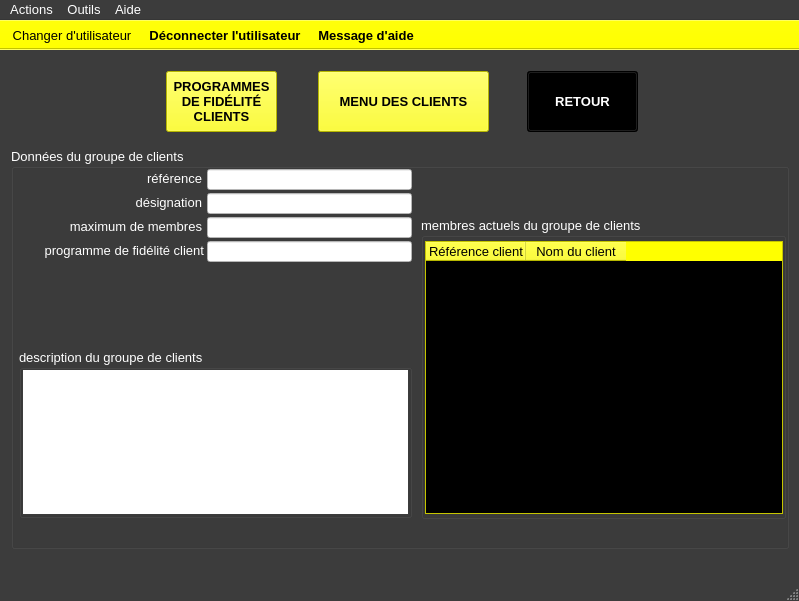
This is ui/crm/details/yeroth-erp-details-dun-groupe-de-clients-window.ui in xnoumbissinoundou/yeroth-erp-3.0 as Qt 5 draws it before an edit. The edited form follows.
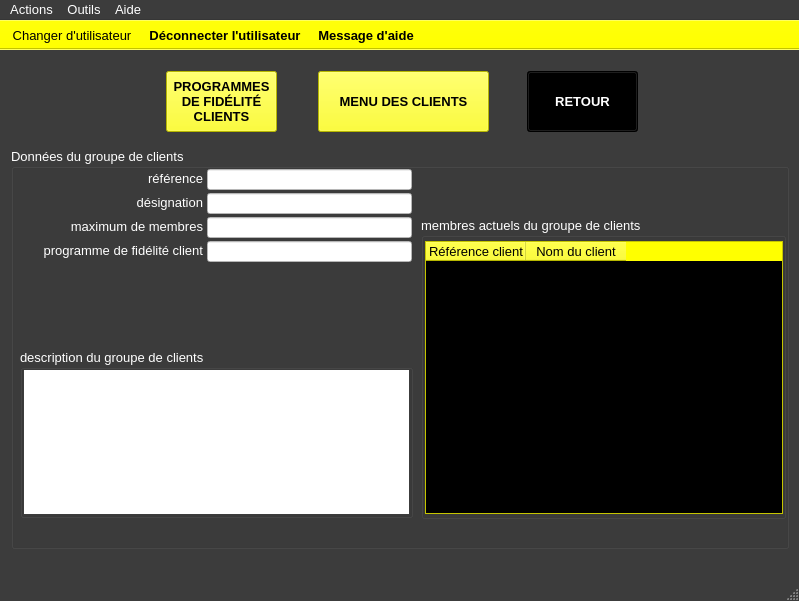
This is the edited form. Icons and pictures are not drawn. Custom widgets are drawn as their Qt base class.

```diff
--- a/ui/crm/details/yeroth-erp-details-dun-groupe-de-clients-window.ui
+++ b/ui/crm/details/yeroth-erp-details-dun-groupe-de-clients-window.ui
@@ -1751,7 +1751,7 @@
     <widget class="QLabel" name="label_details_dun_groupe_de_clients_reference_groupe">
      <property name="geometry">
       <rect>
-       <x>8</x>
+       <x>9</x>
        <y>20</y>
        <width>183</width>
        <height>21</height>
@@ -2192,7 +2192,7 @@
     <widget class="QLabel" name="label_details_dun_groupe_de_clients_maximum_de_membres">
      <property name="geometry">
       <rect>
-       <x>8</x>
+       <x>9</x>
        <y>68</y>
        <width>183</width>
        <height>21</height>
@@ -2218,7 +2218,7 @@
     <widget class="QLabel" name="label_details_dun_groupe_de_clients_designation">
      <property name="geometry">
       <rect>
-       <x>8</x>
+       <x>9</x>
        <y>44</y>
        <width>183</width>
        <height>21</height>
@@ -3705,7 +3705,7 @@
     <widget class="QGroupBox" name="groupBox_details_dun_groupe_de_clients_description_groupe">
      <property name="geometry">
       <rect>
-       <x>8</x>
+       <x>9</x>
        <y>201</y>
        <width>393</width>
        <height>169</height>
@@ -5962,7 +5962,7 @@
     <widget class="QLabel" name="label_details_dun_groupe_de_clients_programme_de_fidelite_de_clients">
      <property name="geometry">
       <rect>
-       <x>10</x>
+       <x>9</x>
        <y>92</y>
        <width>183</width>
        <height>21</height>
```
